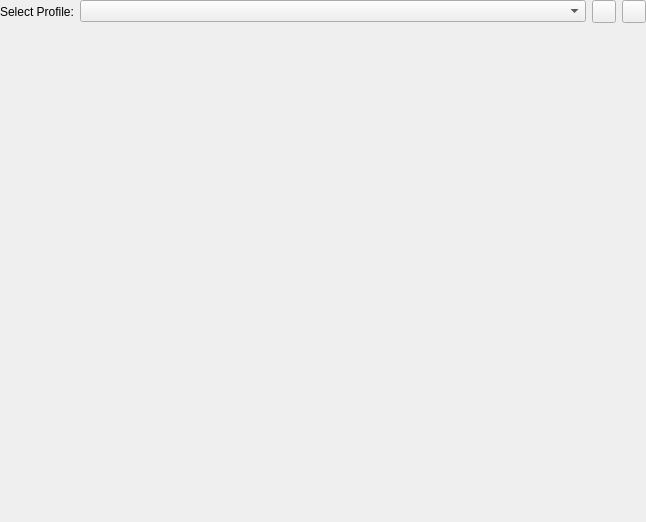
Before: the Qt Designer form src/kcmodule/kcmwacomtabletwidget.ui in KDE/wacomtablet, drawn with Qt 5.
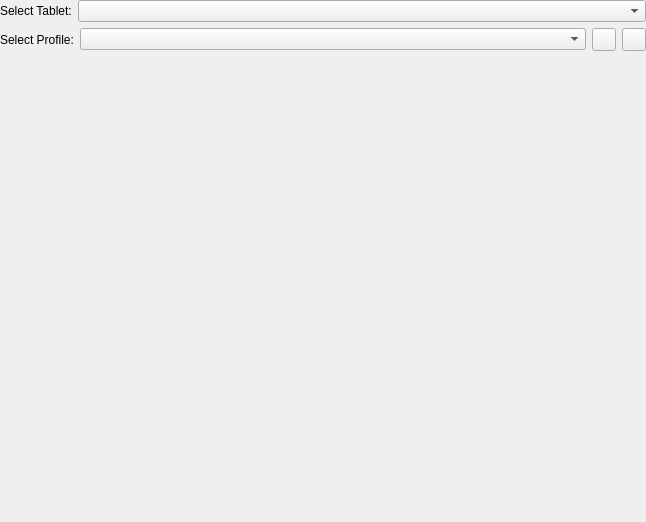
After: the same form once the commit is applied. Custom widgets are drawn as their Qt base class.

Commit message:
Add support fpr more than one tablet at the same time
* Now several tablets can be connected at the same time
* KCM and Plasma Applet support the tablet selection
* Global shortcuts will be applied to all connected tablets

FIXED-IN: 2.1

Diff of the .ui file:
```diff
--- a/src/kcmodule/kcmwacomtabletwidget.ui
+++ b/src/kcmodule/kcmwacomtabletwidget.ui
@@ -20,6 +20,30 @@
    <property name="margin">
     <number>0</number>
    </property>
+   <item>
+    <layout class="QHBoxLayout" name="tabletListLayout">
+     <item>
+      <widget class="QLabel" name="tabletListLabel">
+       <property name="text">
+        <string>Select Tablet:</string>
+       </property>
+       <property name="buddy">
+        <cstring>tabletListSelector</cstring>
+       </property>
+      </widget>
+     </item>
+     <item>
+      <widget class="KComboBox" name="tabletListSelector">
+       <property name="sizePolicy">
+        <sizepolicy hsizetype="Expanding" vsizetype="Fixed">
+         <horstretch>0</horstretch>
+         <verstretch>0</verstretch>
+        </sizepolicy>
+       </property>
+      </widget>
+     </item>
+    </layout>
+   </item>
    <item>
     <layout class="QHBoxLayout" name="profileLayout">
      <item>
```
Left out of the diff: 5 changed lines with no effect on the pictures. The commit also changes 31 other files.
